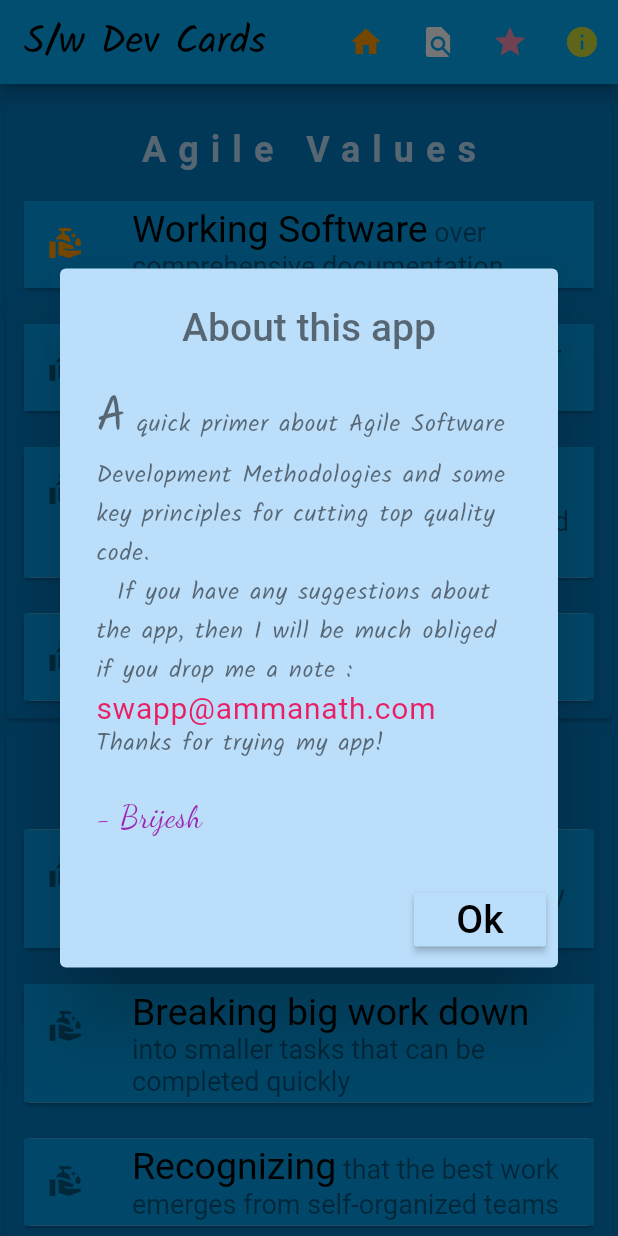
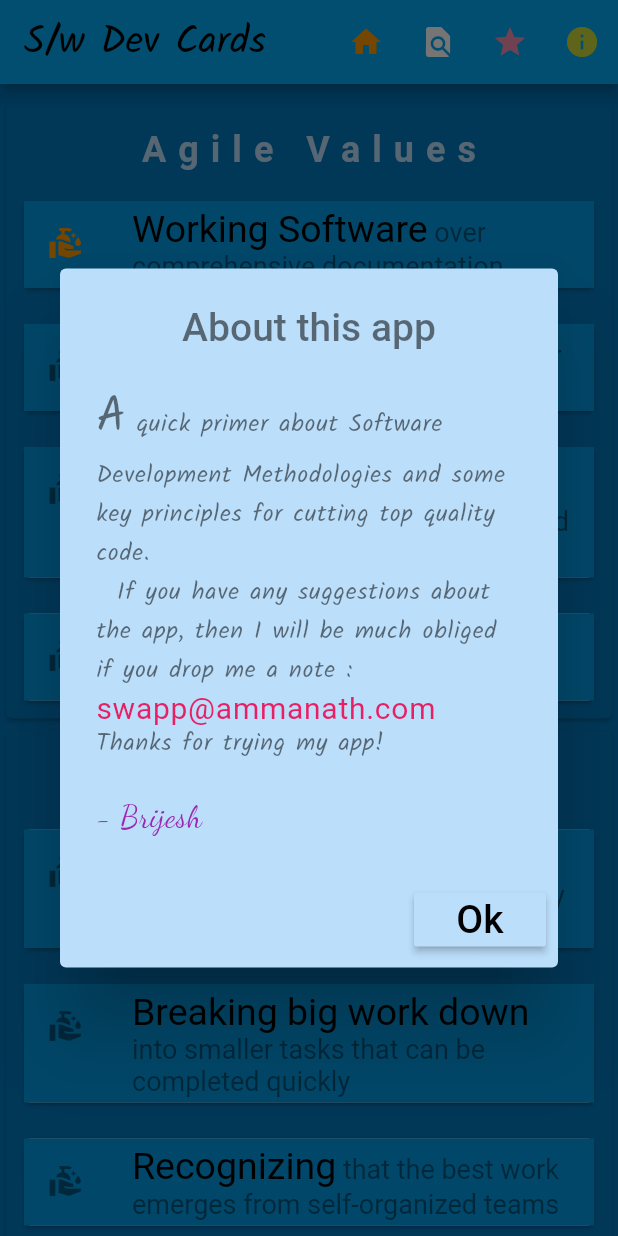
Before and after one commit to ammanath/agileCards, a Flutter app: the screen it shows after launch, after a tap on the "info" icon, on a phone screen of 412 x 824 dp. Run offline on Flutter 3.47's test engine with Material 2 defaults, Android fonts, the phone set to English and light mode, and no system bars; our stand-ins replace animated_text_kit, google_fonts, rating_dialog; missing offline and left inert: launch_review; Roboto replaces fonts that are missing (Amarante, Marvel).

Commit message:
minor change

```diff
--- a/lib/aboutButton.dart
+++ b/lib/aboutButton.dart
@@ -19,7 +19,7 @@ class AboutButton extends StatelessWidget {
 
   void showAboutDialog(BuildContext context) {
     var textAbout =
-        "A quick primer about Agile Software Development Methodologies and some key principles for cutting top quality code. \n  If you have any suggestions about the app, then I will be much obliged if you drop me a note : ";
+        "A quick primer about Software Development Methodologies and some key principles for cutting top quality code. \n  If you have any suggestions about the app, then I will be much obliged if you drop me a note : ";
     String email = "swapp@ammanath.com";
     String thanks =  "\nThanks for trying my app! ";
     String signature = "\n\n- Brijesh";
```
